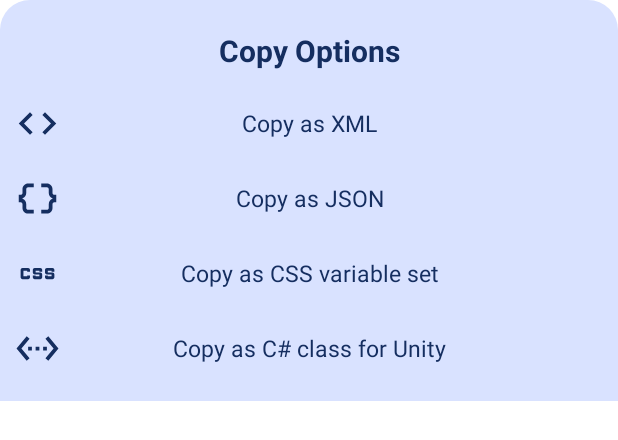
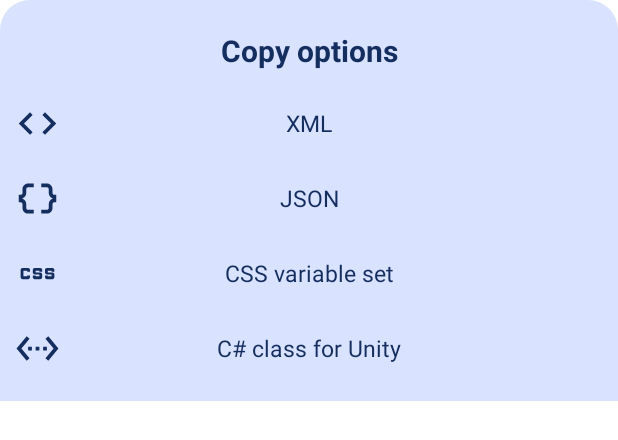
Before and after one commit to Smooth-E/monet-color-previewer, an Android app: the layout dialog_variants_list.xml on its own in the app's theme, with its tools: preview values and no code run, on a phone screen of 412 x 824 dp. Shown: the top 440 px of the screen. Run offline under Robolectric (Android 15) with nearby library versions, the phone set to English and light mode, and no system bars.

Commit message:
Various language and wording related changes:
- Add Russian translations
- Change wording in some places
- Change message of a toast shown after copying a single color
- Use resource string for toast shown after copying an entire palette

```diff
--- a/app/src/main/java/com/smoothie/monetcolors/CopyEntryView.java
+++ b/app/src/main/java/com/smoothie/monetcolors/CopyEntryView.java
@@ -59,7 +59,8 @@ public class CopyEntryView extends LinearLayout {
             ClipData clip = ClipData.newPlainText(label, stringBuilder.toString());
             clipboard.setPrimaryClip(clip);
 
-            Toast.makeText(context, "Copied!", Toast.LENGTH_SHORT).show();
+            String toastMessage = context.getString(R.string.result_copy);
+            Toast.makeText(context, toastMessage, Toast.LENGTH_SHORT).show();
 
             copyDialog.hide();
             listDialog.hide();
@@ -104,7 +105,7 @@ public class CopyEntryView extends LinearLayout {
     }
 
     private void onClick() {
-        Log.d(TAG, "onClick: clicked!");
+        Log.d(TAG, "OnClick()");
 
         Dialog dialog = new Dialog(getContext(), R.style.SimpleDialog);
         dialog.setContentView(R.layout.dialog_copy_preview);
--- a/app/src/main/java/com/smoothie/monetcolors/MainActivity.java
+++ b/app/src/main/java/com/smoothie/monetcolors/MainActivity.java
@@ -118,7 +118,9 @@ public class MainActivity extends AppCompatActivity {
 
         ClipData clip = ClipData.newPlainText("Monet Color Value", text);
         clipboard.setPrimaryClip(clip);
-        Toast.makeText(this, getResources().getString(R.string.result_copy) + colorCode, Toast.LENGTH_SHORT).show();
+
+        String message = getResources().getString(R.string.result_copy) + " " + colorCode;
+        Toast.makeText(this, message, Toast.LENGTH_SHORT).show();
     }
 
     private void openSaveDialog() {
--- a/app/src/main/res/values/strings.xml
+++ b/app/src/main/res/values/strings.xml
@@ -4,34 +4,34 @@
     <string name="app_name_full">Monet Color Previewer</string>
     <string name="result_copy">Copied!</string>
     <string name="action_copy">Copy</string>
-    <string name="header_copy_options">Copy Options</string>
+    <string name="header_copy_options">Copy options</string>
 
-    <string name="content_description_copy_color">Copy Color</string>
-    <string name="content_description_copy_palette">Copy Entire Palette</string>
-    <string name="content_description_copy_code_snippet">Copy Code Snippet</string>
+    <string name="content_description_copy_color">Copy color</string>
+    <string name="content_description_copy_palette">Copy entire palette</string>
+    <string name="content_description_copy_code_snippet">Copy code snippet</string>
 
-    <string name="action_copy_xml">Copy as XML</string>
+    <string name="action_copy_xml">XML</string>
     <string name="copy_xml_file_start" translatable="false">&lt;?xml version=\"1.0\" encoding=\"utf-8\"\?\>\n&lt;resources&gt;\n</string>
     <string name="copy_xml_entry_start" translatable="false">\ \ \ &lt;color name=\"</string>
     <string name="copy_xml_entry_middle" translatable="false">\"&gt;\n\ \ \ \ \ \ </string>
     <string name="copy_xml_entry_end" translatable="false">\n\ \ \ &lt;/color&gt;\n</string>
     <string name="copy_xml_file_end" translatable="false">&lt;/resources&gt;\n</string>
 
-    <string name="action_copy_json">Copy as JSON</string>
+    <string name="action_copy_json">JSON</string>
     <string name="copy_json_file_start" translatable="false">{\n</string>
     <string name="copy_json_entry_start" translatable="false">\ \ \ \"</string>
     <string name="copy_json_entry_middle" translatable="false">\":\ \"</string>
     <string name="copy_json_entry_end" translatable="false">\",\n</string>
     <string name="copy_json_file_end" translatable="false">}</string>
 
-    <string name="action_copy_css">Copy as CSS variable set</string>
+    <string name="action_copy_css">CSS variable set</string>
     <string name="copy_css_file_start" translatable="false">.root {\n</string>
     <string name="copy_css_entry_start" translatable="false">\ \ \ \ --</string>
     <string name="copy_css_entry_middle" translatable="false">\ =\ </string>
     <string name="copy_css_entry_end" translatable="false">;\n</string>
     <string name="copy_css_file_end" translatable="false">}</string>
 
-    <string name="action_copy_csharp">Copy as C# class for Unity</string>
+    <string name="action_copy_csharp">C# class for Unity</string>
     <string name="copy_csharp_file_start" translatable="false">public class ColorSet {\n</string>
     <string name="copy_csharp_entry_start" translatable="false">\ \ \ \ public static Color\ </string>
     <string name="copy_csharp_entry_middle" translatable="false">\ =\ new Color32(</string>
```
Also changed, not shown: 1 other file.
